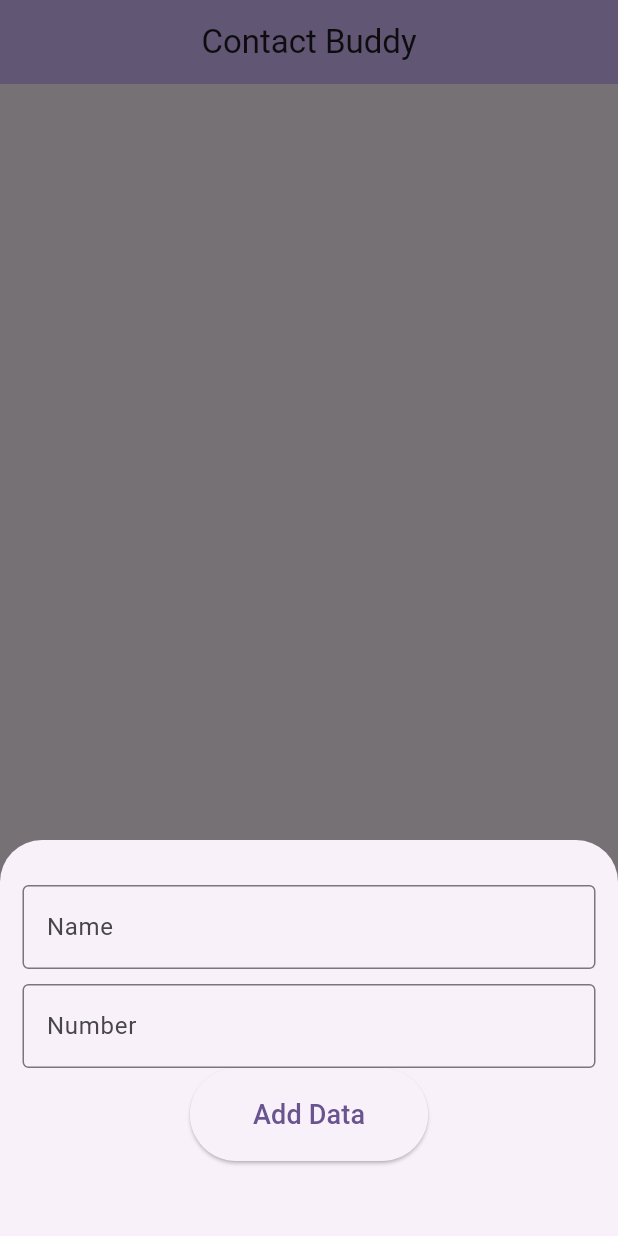
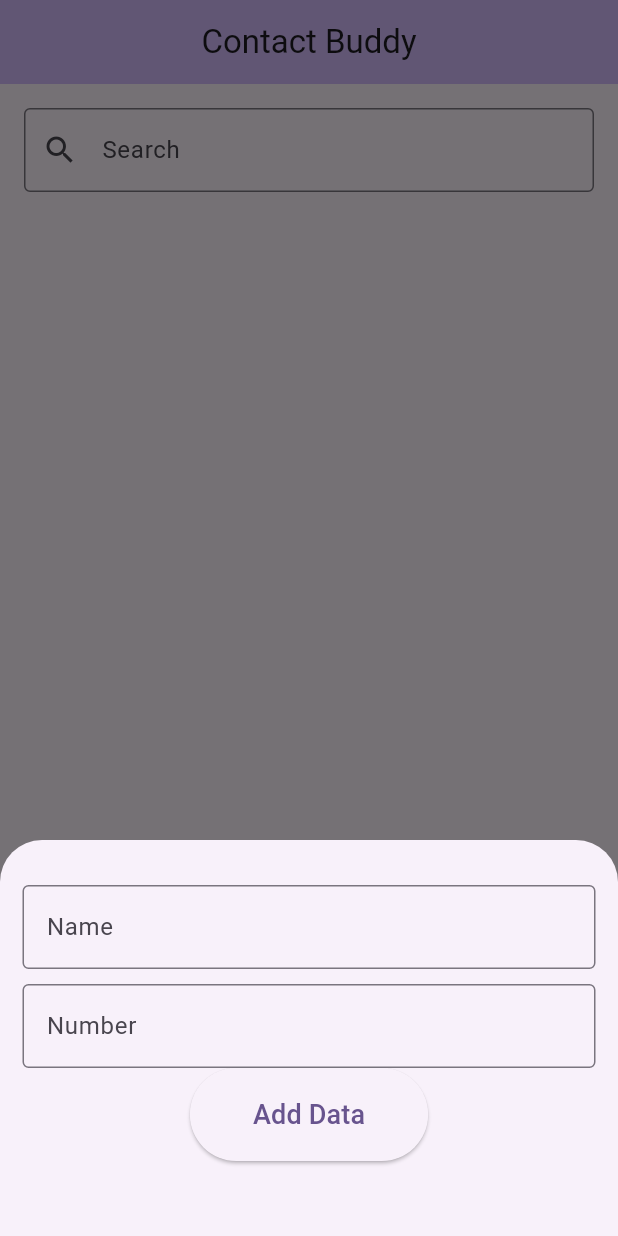
Before and after one commit to Nethsarani/Contacts-Buddy, a Flutter app: the screen it shows after launch, after a tap on the "add" icon, on a phone screen of 412 x 824 dp. Run offline on Flutter 3.47's test engine with Material 3 defaults, Android fonts, the phone set to English and light mode, and no system bars; our stand-ins replace sqflite; accounts and stored records are empty.

```diff
--- a/lib/HomePage.dart
+++ b/lib/HomePage.dart
@@ -1,8 +1,5 @@
-import 'dart:ui';
-
 import 'package:flutter/material.dart';
 import 'package:contacts_buddy/DatabaseOp.dart';
-import 'package:sqflite/sqflite.dart';
 
 class MyHomePage extends StatefulWidget {
   const MyHomePage({super.key, required this.title});
@@ -16,25 +13,21 @@ class MyHomePage extends StatefulWidget {
 
 class _MyHomePageState extends State<MyHomePage> {
   List<Map<String, dynamic>> _allData=[];
-  bool _isLoading=true;
 
 
   void _refreshData() async{
     final data=await SQL.getAllData();
     setState(() {
       _allData=data;
-      _isLoading=false;
     });
   }
 
   @override
   void initState(){
     super.initState();
-    SQL.db();
     _refreshData();
 
   }
-  //SQL.createData('asdfgh','14725')
 
   Future<void> _addData() async{
   await SQL.createData(_nameControl.text,_numberControl.text);
@@ -51,6 +44,16 @@ class _MyHomePageState extends State<MyHomePage> {
     ScaffoldMessenger.of(context)
         .showSnackBar(const SnackBar(content: Text("Data deleted")));
     _refreshData();
+  }
+
+  List<Map<String, dynamic>> searchResults = [];
+
+  void onQueryChanged(String query) {
+    setState(() {
+      searchResults = _allData
+          .where((item) => item['name'].toLowerCase().contains(query.toLowerCase()))
+          .toList();
+    });
   }
 
 
@@ -81,15 +84,15 @@ class _MyHomePageState extends State<MyHomePage> {
             children: [
               TextField(
                 controller: _nameControl,
-                decoration: InputDecoration(
+                decoration: const InputDecoration(
                   border: OutlineInputBorder(),
                   hintText: "Name",
                 ),
               ),
-              SizedBox(height: 10),
+              const SizedBox(height: 10),
               TextField(
                 controller: _numberControl,
-                decoration: InputDecoration(
+                decoration: const InputDecoration(
                   border: OutlineInputBorder(),
                   hintText: "Number",
                 ),
@@ -109,9 +112,9 @@ class _MyHomePageState extends State<MyHomePage> {
                     print("Data added");
                   },
                   child: Padding(
-                    padding: EdgeInsets.all(18),
+                    padding: const EdgeInsets.all(18),
                     child: Text(id==null?"Add Data":"Update",
-                    style: TextStyle(
+                    style: const TextStyle(
                       fontSize: 18, fontWeight: FontWeight.w500,
                     ),
                     ),
@@ -133,17 +136,32 @@ class _MyHomePageState extends State<MyHomePage> {
               child: Text(widget.title))
       ),
 
-      body: _isLoading
-      ?Center(
-        child: CircularProgressIndicator(),
-      )
-          :ListView.builder(
+      body: Column(
+        children: [
+          SearchBar(
+              //onQueryChanged: onQueryChanged
+          ),
+
+          Expanded(
+            child: ListView.builder(
+              itemCount: searchResults.length,
+              itemBuilder: (context, index) {
+                return ListTile(
+                  title: Text(searchResults[index]['name']),
+                );
+                },
+            ),
+          ),
+
+          Expanded(
+            child: Center(
+              child: ListView.builder(
                 itemCount: _allData.length,
                 itemBuilder: (context,index)=>Card(
-          margin: EdgeInsets.all(15),
+                    margin: const EdgeInsets.all(20),
                     child: ListTile(
                       title: Padding(
-              padding: EdgeInsets.symmetric(vertical: 5),
+                        padding: const EdgeInsets.symmetric(vertical: 5),
                         child: Text(
                           _allData[index]['name'],
                         ),
@@ -156,7 +174,7 @@ class _MyHomePageState extends State<MyHomePage> {
                             onPressed: (){
                               showBottomSheet(_allData[index]['id']);
                             },
-                    icon: Icon(
+                            icon: const Icon(
                               Icons.edit,
                             ),
                           ),
@@ -164,7 +182,7 @@ class _MyHomePageState extends State<MyHomePage> {
                             onPressed: (){
                               _deleteData(_allData[index]['id']);
                             },
-                    icon: Icon(
+                            icon: const Icon(
                               Icons.delete,
                             ),
                           ),
@@ -173,9 +191,19 @@ class _MyHomePageState extends State<MyHomePage> {
                     )
                 ),
               ),
+            ),
+          ),
+
+        ],
+      ),
+
+
+
+
       floatingActionButton: FloatingActionButton(
-        onPressed: () =>showBottomSheet(null),
-          //Navigator.pushNamed(context, '/Add');
+        onPressed: () =>
+            showBottomSheet(null),
+          //Navigator.pushNamed(context, '/Add'),
 
         tooltip: 'add',
         child: const Icon(Icons.add),
@@ -183,3 +211,33 @@ class _MyHomePageState extends State<MyHomePage> {
     );
   }
 }
+
+class SearchBar extends StatefulWidget {
+@override
+_SearchBarState createState() => _SearchBarState();
+}
+
+class _SearchBarState extends State<SearchBar> {
+  String query = '';
+
+  void onQueryChanged(String newQuery) {
+    setState(() {
+      query = newQuery;
+    });
+  }
+
+  @override
+  Widget build(BuildContext context) {
+    return Container(
+      padding: const EdgeInsets.all(16),
+      child: TextField(
+        onChanged: onQueryChanged,
+        decoration: const InputDecoration(
+          labelText: 'Search',
+          border: OutlineInputBorder(),
+          prefixIcon: Icon(Icons.search),
+        ),
+      ),
+    );
+  }
+}
--- a/lib/main.dart
+++ b/lib/main.dart
@@ -1,29 +1,28 @@
-import 'dart:ui';
-
 import 'package:flutter/material.dart';
 import 'package:contacts_buddy/HomePage.dart';
+import 'package:contacts_buddy/DatabaseOp.dart';
 
-void main() {
-  runApp(MyApp());
+
+void main() async {
+  runApp(const MyApp());
 }
 
 class MyApp extends StatelessWidget {
+  const MyApp({super.key});
 
   @override
   Widget build(BuildContext context) {
     return MaterialApp(
-debugShowCheckedModeBanner: false,
+      debugShowCheckedModeBanner: false,
       title: 'Contact Buddy',
       theme: ThemeData(
         colorScheme: ColorScheme.fromSeed(seedColor: Colors.deepPurple),
         useMaterial3: true,
       ),
-      home: MyHomePage(title: 'Contact Buddy'),
+      home: const MyHomePage(title: 'Contact Buddy'),
+      //initialRoute: '/',
       //routes: <String, WidgetBuilder> {
-      //  '/Add': (BuildContext context) => const AddContactPage(),
-       // '/Update': (BuildContext context) => const AddContactPage(),
-
-     // },
+        //'/': (BuildContext context)=>MyHomePage(title: 'Contact Buddy'),
     );
   }
 }
```
Also changed, not shown: lib/AddPage.dart (deleted, +0 -106 lines), lib/DatabaseOp.dart (+5 -3 lines). Lines whose indentation alone changed are shown as unchanged.
